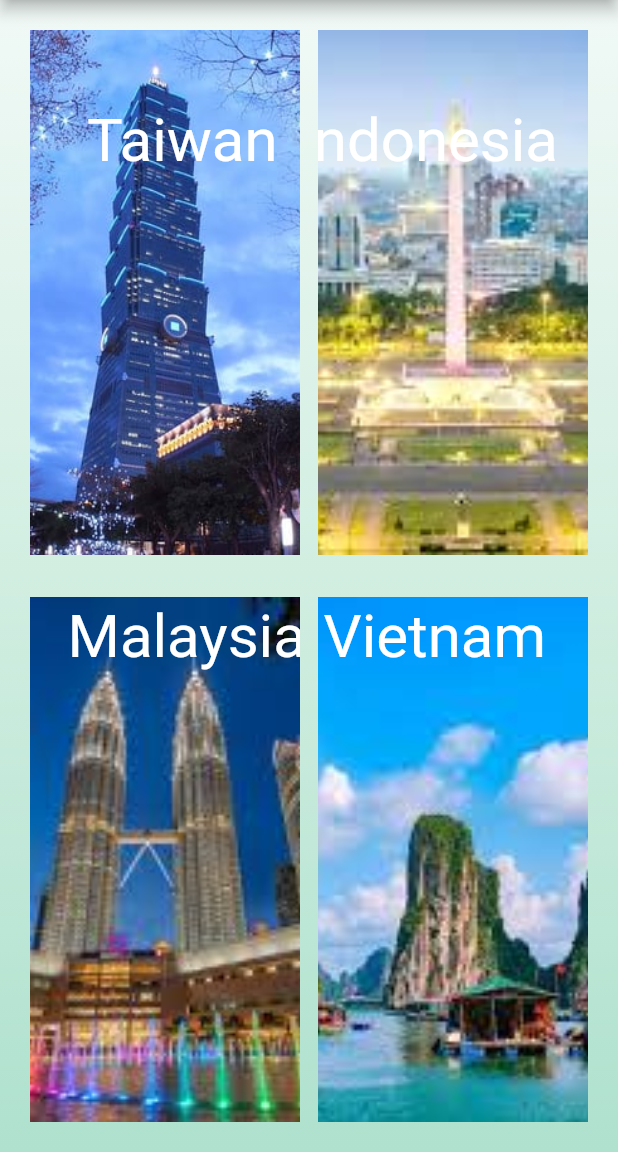
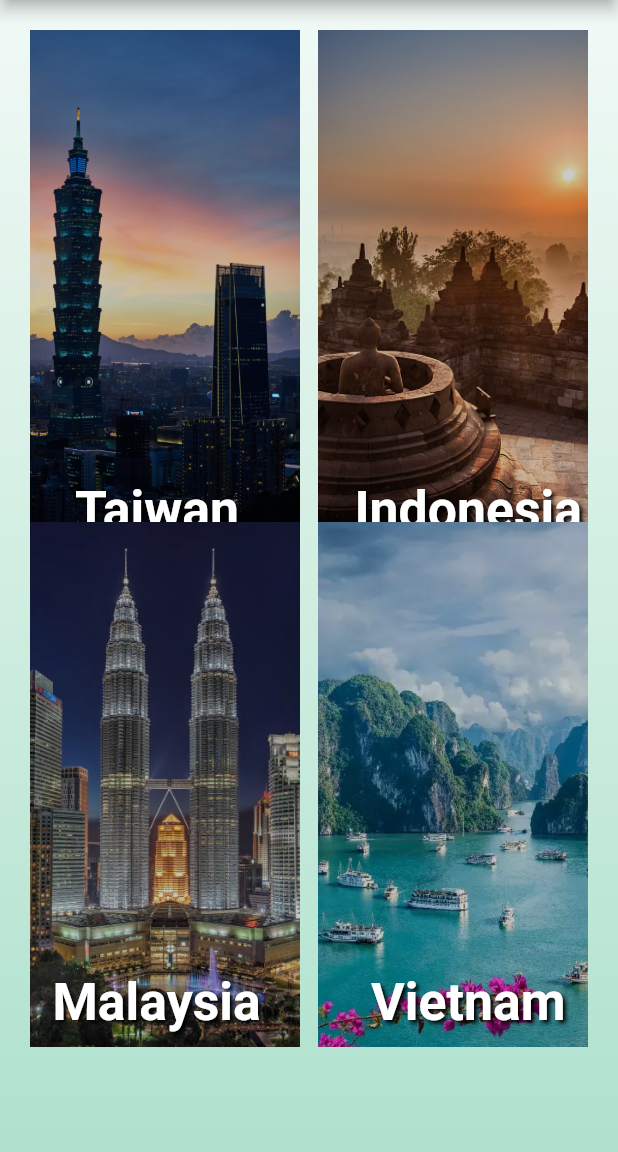
Before and after one commit to StevenX1907/TravelTrip, a Flutter app: the HomeScreen screen opened directly, on a phone screen of 412 x 824 dp, the part 84-1236 px from its top. Run offline on Flutter 3.47's test engine with Material 2 defaults, Android fonts, the phone set to English and light mode, and no system bars; our stand-ins replace country_code_picker, firebase_auth, firebase_core; missing offline and left inert: flutter_emoji; accounts and stored records are empty.

Commit message:
Home Screen Modification

```diff
--- a/lib/reusable_widgets/side_menu.dart
+++ b/lib/reusable_widgets/side_menu.dart
@@ -19,7 +19,7 @@ class NavDrawer extends StatelessWidget {
   Widget build(BuildContext context) {
     final darkModeProvider = Provider.of<DarkModeExample>(context);
     final isDarkMode = darkModeProvider.isDarkMode;
-    Color drawerHeaderColor = isDarkMode ? Colors.black45 : Colors.green;
+    Color drawerHeaderColor = isDarkMode ? Colors.black45 : Color(0xFF306550);
     return Drawer(
       child: ListView(
         padding: EdgeInsets.zero,
--- a/lib/screens/countryScreens/indonesia_screen.dart
+++ b/lib/screens/countryScreens/indonesia_screen.dart
@@ -45,7 +45,7 @@ class _IndonesiaScreenState extends State<Indonesia_screen> {
                 left: 20,
                 top: 20,
                 child: Image(
-                  image: AssetImage('assets/images/Indonesia.jpg'),
+                  image: AssetImage('assets/images/Indonesia1.jpeg'),
                 )),
           ],
         )));
--- a/lib/screens/countryScreens/malaysia_screen.dart
+++ b/lib/screens/countryScreens/malaysia_screen.dart
@@ -45,7 +45,7 @@ class _MalaysiaScreenState extends State<Malaysia_screen> {
                 left: 20,
                 top: 20,
                 child: Image(
-                  image: AssetImage('assets/images/Malaysia.jpg'),
+                  image: AssetImage('assets/images/Malaysia1.jpeg'),
                 )),
           ],
         )));
--- a/lib/screens/countryScreens/taiwan_screen.dart
+++ b/lib/screens/countryScreens/taiwan_screen.dart
@@ -45,7 +45,7 @@ class _TaiwanScreenState extends State<Taiwan_screen> {
                 left: 20,
                 top: 20,
                 child: Image(
-                  image: AssetImage('assets/images/Taipei.jpg'),
+                  image: AssetImage('assets/images/Taiwan1.jpeg'),
                 )),
           ],
         )));
--- a/lib/screens/countryScreens/vietnam_screen.dart
+++ b/lib/screens/countryScreens/vietnam_screen.dart
@@ -42,7 +42,7 @@ class _VietnamScreenState extends State<Vietnam_screen> {
             padding: EdgeInsets.all(16),
             child: Stack(
               children: [
-                Positioned(left:20, top: 20, child:Image(image:AssetImage('assets/images/Vietnam.jpg'),
+                Positioned(left:20, top: 20, child:Image(image:AssetImage('assets/images/Vietnam1.jpg'),
                 )
                 ),
               ],
--- a/lib/screens/home_screen.dart
+++ b/lib/screens/home_screen.dart
@@ -49,6 +49,7 @@ class _HomeScreenState extends State<HomeScreen> {
 
         child: Stack(
           children: [
+
             Positioned(
               left: 20,
               top: 20,
@@ -62,18 +63,39 @@ class _HomeScreenState extends State<HomeScreen> {
                 child: Stack(
                   children: [
                     Image(
-                        image: AssetImage('assets/images/Taipei.jpg'),
-                        width: 180,
-                        height: 350,
-                        fit: BoxFit.cover),
+                      image: AssetImage('assets/images/Taiwan1.jpeg'),
+                      width: 180,
+                      height: 350,
+                      fit: BoxFit.cover,
+                    ),
                     Positioned(
-                      left: 38,
-                      top: 50,
+                      left: 0,
+                      top: 0,
+                      child: Opacity(
+                        opacity: 0.2, // Adjust the opacity value as needed
+                        child: Container(
+                          width: 180,
+                          height: 350,
+                          color: Colors.black,
+                        ),
+                      ),
+                    ),
+                    Positioned(
+                      left: 30,
+                      top: 300,
                       child: Text(
                         'Taiwan',
                         style: TextStyle(
                           color: Colors.white,
-                          fontSize: 40,
+                          fontSize: 34.5,
+                          fontWeight: FontWeight.bold,
+                          shadows: [
+                            Shadow(
+                              color: Colors.black,
+                              offset: Offset(2, 2),
+                              blurRadius: 3,
+                            ),
+                          ],
                         ),
                       ),
                     ),
@@ -94,18 +116,39 @@ class _HomeScreenState extends State<HomeScreen> {
                 child: Stack(
                   children: [
                     Image(
-                        image: AssetImage('assets/images/Indonesia.jpg'),
+                        image: AssetImage('assets/images/Indonesia1.jpeg'),
                         width: 180,
                         height: 350,
-                        fit: BoxFit.cover),
+                        fit: BoxFit.cover
+                    ),
                     Positioned(
-                      right: 20,
-                      top: 50,
+                      left: 0,
+                      top: 0,
+                      child: Opacity(
+                        opacity: 0.2, // Adjust the opacity value as needed
+                        child: Container(
+                          width: 180,
+                          height: 350,
+                          color: Colors.black,
+                        ),
+                      ),
+                    ),
+                    Positioned(
+                      right: 4,
+                      top: 300,
                       child: Text(
                         'Indonesia',
                         style: TextStyle(
                           color: Colors.white,
-                          fontSize: 40,
+                          fontSize: 34.5,
+                          fontWeight: FontWeight.bold,
+                          shadows: [
+                            Shadow(
+                              color: Colors.black,
+                              offset: Offset(2, 2),
+                              blurRadius: 3,
+                            ),
+                          ],
                         ),
                       ),
                     ),
@@ -115,7 +158,7 @@ class _HomeScreenState extends State<HomeScreen> {
             ),
             Positioned(
               left: 20,
-              bottom: 20,
+              bottom: 70,
               child: GestureDetector(
                 onTap: () {
                   Navigator.push(
@@ -126,18 +169,39 @@ class _HomeScreenState extends State<HomeScreen> {
                 child: Stack(
                   children: [
                     Image(
-                        image: AssetImage('assets/images/Malaysia.jpg'),
+                        image: AssetImage('assets/images/Malaysia1.jpeg'),
                         width: 180,
                         height: 350,
-                        fit: BoxFit.cover),
+                        fit: BoxFit.cover
+                    ),
                     Positioned(
-                      left: 25,
-                      bottom: 300,
+                      left: 0,
+                      top: 0,
+                      child: Opacity(
+                        opacity: 0.2, // Adjust the opacity value as needed
+                        child: Container(
+                          width: 180,
+                          height: 350,
+                          color: Colors.black,
+                        ),
+                      ),
+                    ),
+                    Positioned(
+                      left: 15,
+                      bottom: 10,
                       child: Text(
                         'Malaysia',
                         style: TextStyle(
                           color: Colors.white,
-                          fontSize: 40,
+                          fontSize: 34.5,
+                          fontWeight: FontWeight.bold,
+                          shadows: [
+                            Shadow(
+                              color: Colors.black,
+                              offset: Offset(2, 2),
+                              blurRadius: 3,
+                            ),
+                          ],
                         ),
                       ),
                     ),
@@ -147,7 +211,7 @@ class _HomeScreenState extends State<HomeScreen> {
             ),
             Positioned(
               right: 20,
-              bottom: 20,
+              bottom: 70,
               child: GestureDetector(
                 onTap: () {
                   Navigator.push(
@@ -158,18 +222,38 @@ class _HomeScreenState extends State<HomeScreen> {
                 child: Stack(
                   children: [
                     Image(
-                        image: AssetImage('assets/images/Vietnam.jpg'),
+                        image: AssetImage('assets/images/Vietnam1.jpg'),
                         width: 180,
                         height: 350,
                         fit: BoxFit.cover),
                     Positioned(
-                      right: 28,
-                      bottom: 300,
+                      left: 0,
+                      top: 0,
+                      child: Opacity(
+                        opacity: 0.2, // Adjust the opacity value as needed
+                        child: Container(
+                          width: 180,
+                          height: 350,
+                          color: Colors.black,
+                        ),
+                      ),
+                    ),
+                    Positioned(
+                      right: 15,
+                      bottom: 10,
                       child: Text(
                         'Vietnam',
                         style: TextStyle(
                           color: Colors.white,
-                          fontSize: 40,
+                          fontSize: 34.5,
+                          fontWeight: FontWeight.bold,
+                          shadows: [
+                            Shadow(
+                              color: Colors.black,
+                              offset: Offset(2, 2),
+                              blurRadius: 3,
+                            ),
+                          ],
                         ),
                       ),
                     ),
--- a/lib/screens/itinerary.dart
+++ b/lib/screens/itinerary.dart
@@ -37,6 +37,11 @@ class _ItineraryPageState extends State<ItineraryPage> {
     'Malaysia': ['West', 'East'],
   };
 
+  get colors => [
+    hexStringToColor("F1F9F6"),
+    hexStringToColor("D1EEE1"),
+    hexStringToColor("AFE1CE")
+  ];
 
   @override
   Widget build(BuildContext context) {
@@ -46,7 +51,7 @@ class _ItineraryPageState extends State<ItineraryPage> {
       drawer: const NavDrawer(),
       appBar: AppBar(
         title: const Text('Itinerary'),
-        backgroundColor: isDarkMode?Colors.black:Colors.green,
+        backgroundColor: isDarkMode?Colors.black45:Colors.green,
       ),
       body: Container(
         width: MediaQuery.of(context).size.width,
@@ -54,8 +59,8 @@ class _ItineraryPageState extends State<ItineraryPage> {
         decoration: BoxDecoration(
             gradient: LinearGradient(colors: isDarkMode
                 ? [
-              Colors.black38,
-              Colors.black38
+              Colors.black,
+              Colors.black
             ]
                 :[
               hexStringToColor("F1F9F6"),
```
Also changed, not shown: assets/images/Indonesia.jpg (deleted), assets/images/Indonesia1.jpeg (added), assets/images/Malaysia.jpg (deleted), assets/images/Malaysia1.jpeg (added), assets/images/Taipei.jpg (deleted), assets/images/Taiwan1.jpeg (added), assets/images/Vietnam.jpg (deleted), assets/images/Vietnam1.jpg (added), assets/images/logo.png (deleted), 1 other file.
